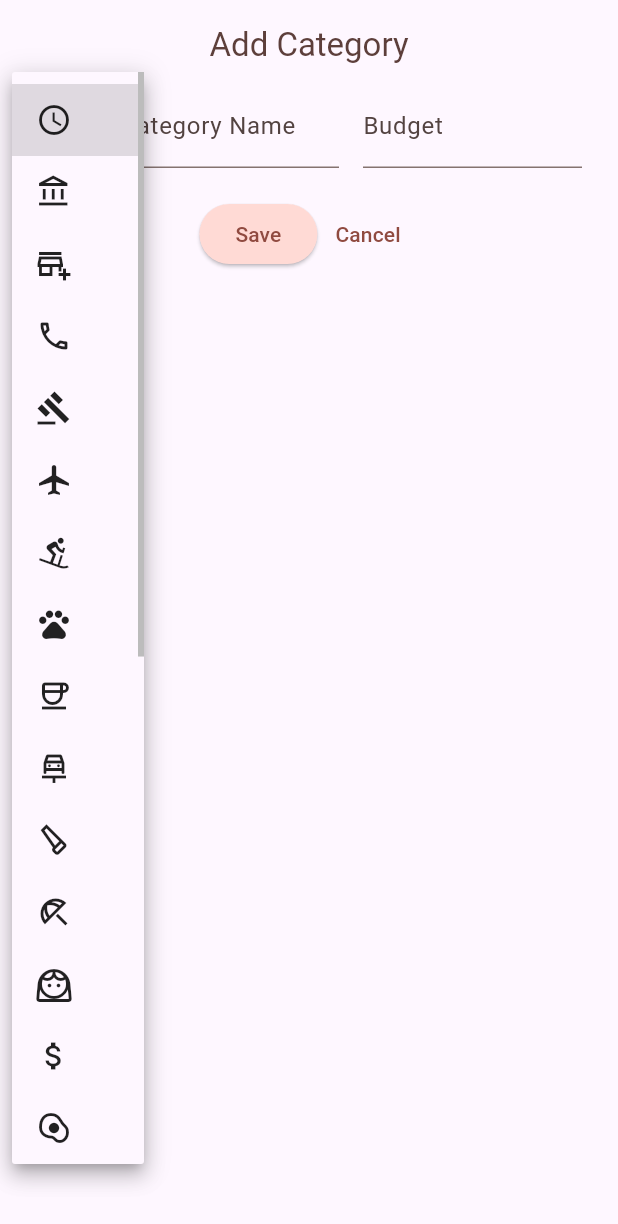
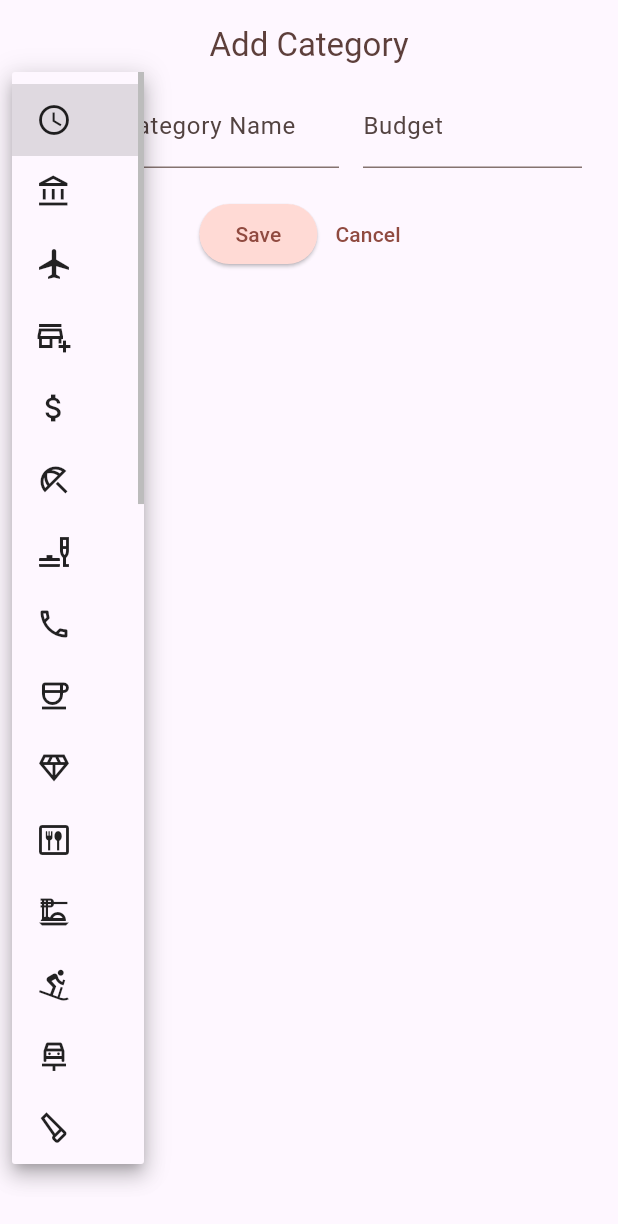
Before and after one commit to rjw1428/Eureka, a Flutter app: the CategoryForm widget shown alone on an empty page, opened directly with empty values, after a tap on the "access time" icon, on a phone screen of 412 x 824 dp. Shown: the top 1224 px of the screen. Run offline on Flutter 3.47's test engine with Material 3 defaults, Android fonts, the phone set to English and light mode, and no system bars; our stand-ins replace dotted_border, font_awesome_flutter, google_fonts, multi_dropdown; project files that could hold a hidden picture were left out.

Commit message:
[Flutter][ExpenseTracker] Login page and routing

```diff
--- a/flutter/expense_tracker/lib/constants/icons.dart
+++ b/flutter/expense_tracker/lib/constants/icons.dart
@@ -3,29 +3,39 @@ import 'package:flutter/material.dart';
 const List<IconData> categoryIcons = [
   Icons.access_time_outlined,
   Icons.account_balance_outlined,
+  Icons.airplanemode_active_outlined,
   Icons.add_business_outlined,
+  Icons.attach_money_outlined,
+  Icons.beach_access_outlined,
+  Icons.brunch_dining_outlined,
   Icons.call_outlined,
-  Icons.gavel_outlined,
-  Icons.airplanemode_active_outlined,
+  Icons.coffee_outlined,
+  Icons.diamond_outlined,
+  Icons.dining_outlined,
+  Icons.dinner_dining_outlined,
   Icons.downhill_skiing_outlined,
-  Icons.pets_outlined,
-  Icons.coffee_outlined,
   Icons.car_repair_outlined,
   Icons.carpenter_outlined,
-  Icons.beach_access_outlined,
+  Icons.construction_outlined,
   Icons.face_3_outlined,
-  Icons.attach_money_outlined,
   Icons.egg_alt_outlined,
-  Icons.brunch_dining_outlined,
-  Icons.dining_outlined,
-  Icons.dinner_dining_outlined,
-  Icons.diamond_outlined,
+  Icons.gavel_outlined,
+  Icons.gps_fixed_outlined,
   Icons.headset_rounded,
+  Icons.health_and_safety_sharp,
+  Icons.icecream_outlined,
+  Icons.local_laundry_service_outlined,
+  Icons.local_gas_station_outlined,
+  Icons.local_car_wash_outlined,
+  Icons.local_library_outlined,
+  Icons.local_activity_outlined,
+  Icons.local_offer_outlined,
+  Icons.local_pizza,
+  Icons.lunch_dining_outlined,
   Icons.monitor_heart_outlined,
-  Icons.health_and_safety_sharp,
-  Icons.local_laundry_service_outlined,
+  Icons.pets_outlined,
+  Icons.shopping_basket_outlined,
   Icons.tv_outlined,
-  Icons.gps_fixed_outlined,
   Icons.whatshot_outlined,
   Icons.work_outline_outlined,
   Icons.yard_outlined
--- a/flutter/expense_tracker/lib/main.dart
+++ b/flutter/expense_tracker/lib/main.dart
@@ -1,4 +1,4 @@
-import 'package:expense_tracker/screens/home.dart';
+import 'package:expense_tracker/routing.dart';
 import 'package:flutter/material.dart';
 
 const seedColor = Color.fromARGB(255, 163, 3, 3);
@@ -67,7 +67,8 @@ void main() {
               ),
             ),
       ),
-      home: const HomeScreen(),
+      routes: appRoutes,
+      initialRoute: '/login',
       themeMode: ThemeMode.system,
     ),
   );
--- /dev/null
+++ b/flutter/expense_tracker/lib/routing.dart
@@ -0,0 +1,4 @@
+import 'package:expense_tracker/screens/home.dart';
+import 'package:expense_tracker/screens/login.dart';
+
+var appRoutes = {'/': (context) => const HomeScreen(), '/login': (context) => const LoginScreen()};
--- a/flutter/expense_tracker/lib/screens/settings.dart
+++ b/flutter/expense_tracker/lib/screens/settings.dart
@@ -54,7 +54,7 @@ class _SettingsScreenState extends State<SettingsScreen> {
   @override
   Widget build(BuildContext context) {
     return Padding(
-      padding: const EdgeInsets.all(8.0),
+      padding: const EdgeInsets.fromLTRB(8, 64, 8, 8),
       child: Column(
         crossAxisAlignment: CrossAxisAlignment.start,
         children: [
--- a/flutter/expense_tracker/lib/widgets/category_form.dart
+++ b/flutter/expense_tracker/lib/widgets/category_form.dart
@@ -117,6 +117,7 @@ class _CategoryFormState extends State<CategoryForm> {
       actionButtonLabel = 'Update';
       _budget.text = widget.initialCategory!.budget.toString();
       _label.text = widget.initialCategory!.label;
+      _selectedIcon = widget.initialCategory!.icon;
     }
     super.initState();
   }
--- a/flutter/expense_tracker/pubspec.yaml
+++ b/flutter/expense_tracker/pubspec.yaml
@@ -40,6 +40,7 @@ dependencies:
   dotted_border: ^2.1.0
   foundation: ^0.0.5
   multi_dropdown: ^3.0.1
+  font_awesome_flutter: ^10.8.0
 
 dev_dependencies:
   flutter_test:
@@ -64,9 +65,8 @@ flutter:
   uses-material-design: true
 
   # To add assets to your application, add an assets section, like this:
-  # assets:
-  #   - images/a_dot_burr.jpeg
-  #   - images/a_dot_ham.jpeg
+  assets:
+    - assets/images/
 
   # An image asset can refer to one or more resolution-specific "variants", see
   # https://flutter.dev/to/resolution-aware-images
```
Also changed, not shown: flutter/expense_tracker/lib/screens/login.dart (+62 -0 lines), flutter/expense_tracker/lib/widgets/app_bar_action_menu.dart (+4 -4 lines), flutter/expense_tracker/assets/images/money.jpg (added), flutter/expense_tracker/pubspec.lock.
